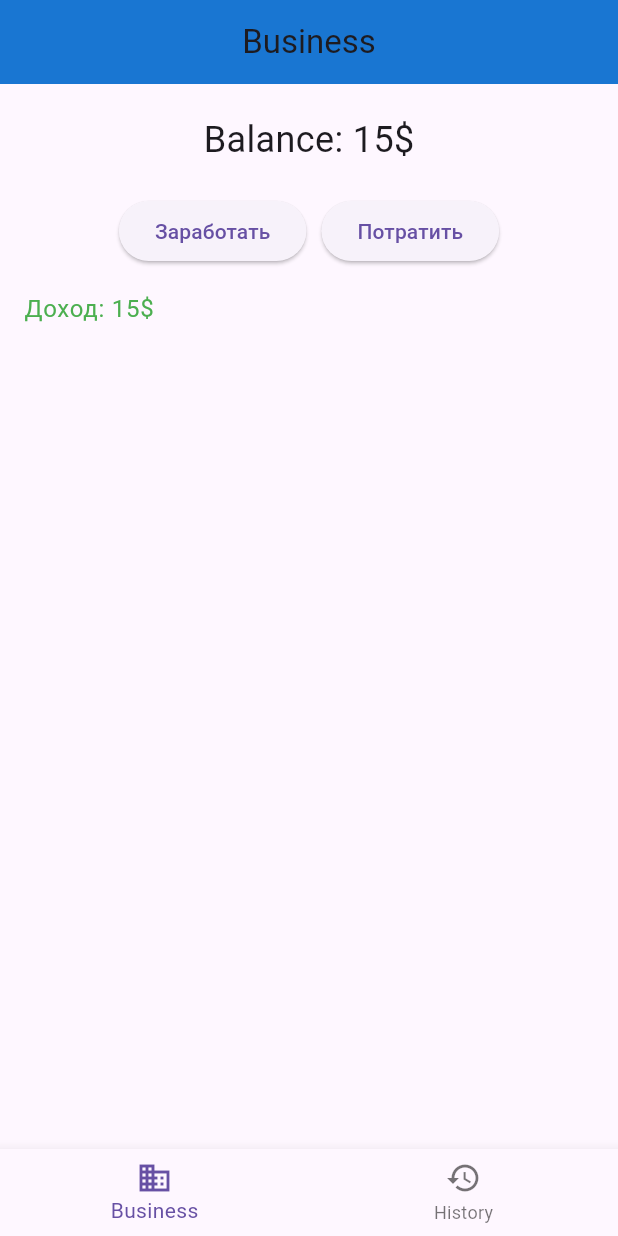
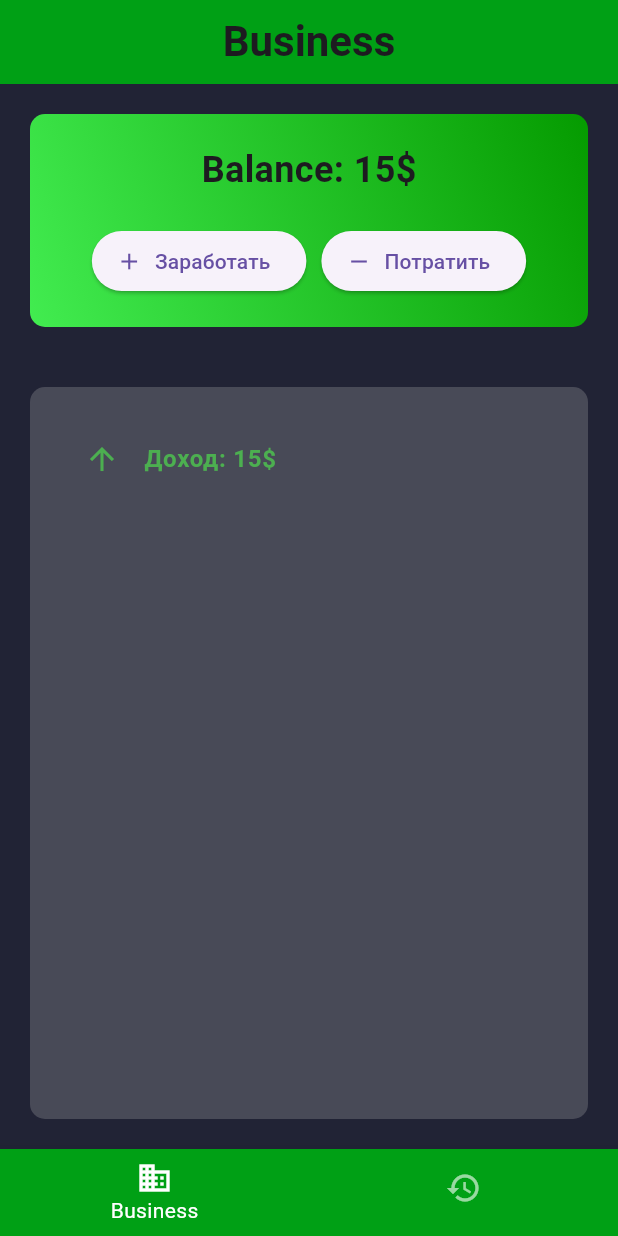
Before and after one commit to spEct146/buisness_app, a Flutter app: the screen it shows after launch, after a tap on "Заработать", on a phone screen of 412 x 824 dp. Run offline on Flutter 3.47's test engine with Material 3 defaults, Android fonts, the phone set to English and light mode, and no system bars.

Commit message:
add style

```diff
--- a/lib/main.dart
+++ b/lib/main.dart
@@ -1,5 +1,4 @@
 import 'package:flutter/material.dart';
-import 'screens/buisness_screen.dart';
 import 'screens/main_wrapper.dart';
 void main() {
   runApp(const MyApp());
@@ -13,6 +12,9 @@ class MyApp extends StatelessWidget {
   Widget build(BuildContext context) {
     return MaterialApp(
       debugShowCheckedModeBanner: false,
+      theme: ThemeData(
+        scaffoldBackgroundColor: const Color.fromARGB(255, 33, 35, 53),
+      ),
       home: MainWrapper(),
     );
   }
--- a/lib/screens/buisness_screen.dart
+++ b/lib/screens/buisness_screen.dart
@@ -27,11 +27,10 @@ class _BusinessPageState extends State<BusinessPage> {
     int newBalance = isEarn ? widget.balance + amount : widget.balance - amount;
 
     List<Transaction> newHistory = List.from(widget.history);
-    newHistory.insert(0, Transaction(
-      amount: amount,
-      date: DateTime.now(),
-      isProfit: isEarn
-    ));
+    newHistory.insert(
+      0,
+      Transaction(amount: amount, date: DateTime.now(), isProfit: isEarn),
+    );
 
     // Вызываем функцию родителя вместо локального setState
     widget.onUpdate(newBalance, newHistory);
@@ -43,27 +42,77 @@ class _BusinessPageState extends State<BusinessPage> {
       appBar: const CustomAppBar(title: "Business"),
       body: Column(
         children: [
-          const SizedBox(height: 20),
-          Text('Balance: ${widget.balance}\$', style: const TextStyle(fontSize: 24)),
+          Container(
+            margin: const EdgeInsets.all(20),
+            padding: const EdgeInsets.all(20),
+            decoration: BoxDecoration(
+              gradient: const LinearGradient(
+                colors: [
+                  Color.fromARGB(255, 66, 236, 80),
+                  Color.fromARGB(255, 5, 155, 0),
+                ],
+                begin: Alignment.bottomLeft,
+                end: Alignment.topRight,
+              ),
+              borderRadius: BorderRadius.circular(10),
+            ),
+            child: Column(
+              children: [
+                Text(
+                  'Balance: ${widget.balance}\$',
+                  style: const TextStyle(fontSize: 24, fontWeight: FontWeight.bold),
+                ),
                 const SizedBox(height: 20),
                 Row(
                   mainAxisAlignment: MainAxisAlignment.center,
                   children: [
-              ElevatedButton(onPressed: () => _modifyMoney(true), child: const Text('Заработать')),
+                    ElevatedButton.icon(
+                      onPressed: () => _modifyMoney(true),
+                      icon: const Icon(Icons.add),
+                      label: const Text('Заработать'),
+                    ),
                     const SizedBox(width: 10),
-              ElevatedButton(onPressed: () => _modifyMoney(false), child: const Text('Потратить')),
+                    ElevatedButton.icon(
+                      onPressed: () => _modifyMoney(false),
+                      icon: const Icon(Icons.remove),
+                      label: const Text('Потратить'),
+                    ),
                   ],
                 ),
+              ],
+            ),
+          ),
           Expanded(
+            child: Container(
+              margin: const EdgeInsets.all(20),
+              padding: const EdgeInsets.all(20),
+              decoration: BoxDecoration(
+                color: const Color.fromARGB(64, 189, 189, 189),
+                borderRadius: BorderRadius.circular(10),
+              ),
               child: ListView.builder(
-              itemCount: widget.history.length > 10 ? 10 : widget.history.length,
+                      physics: const BouncingScrollPhysics(),
+                      padding: const EdgeInsets.only(bottom: 20),
+                      itemCount: widget.history.length > 10
+                          ? 10
+                          : widget.history.length,
                       itemBuilder: (context, index) {
                         final item = widget.history[index];
                         return ListTile(
-                  title: Text('${item.isProfit ? "Доход" : "Расход"}: ${item.amount}\$'),
+                          title: Text(
+                            '${item.isProfit ? "Доход" : "Расход"}: ${item.amount}\$',
+                            style: TextStyle(fontWeight: FontWeight.bold),
+                          ),
                           textColor: item.isProfit ? Colors.green : Colors.red,
+                          leading: Icon(
+                            item.isProfit
+                                ? Icons.arrow_upward
+                                : Icons.arrow_downward,
+                            color: item.isProfit ? Colors.green : Colors.red,
+                          ),
                         );
                       },
+                    ),
             ),
           ),
         ],
--- a/lib/screens/history_screen.dart
+++ b/lib/screens/history_screen.dart
@@ -11,8 +11,23 @@ class HistoryScreen extends StatelessWidget {
   @override
   Widget build(BuildContext context) {
     return Scaffold(
-      appBar: CustomAppBar(title:"Full history"),
-      body: ListView.builder(
+      appBar: CustomAppBar(title: "Full history"),
+      body: Column(
+        children: [
+          Row(
+            mainAxisAlignment: MainAxisAlignment.center,
+            children: const [
+              SizedBox(height: 20),
+              Text(
+                "История транзакций",
+                style: TextStyle(fontSize: 24, fontWeight: FontWeight.bold, color: Colors.white),
+              ),
+            ],
+          ),
+          Expanded(
+            child: ListView.builder(
+                      physics: const BouncingScrollPhysics(),
+                      padding: const EdgeInsets.only(bottom: 20),
                       itemCount: fullHistory.length,
                       itemBuilder: (context, index) {
                         return TransactionCard(
@@ -21,6 +36,8 @@ class HistoryScreen extends StatelessWidget {
                         );
                       },
                     ),
+      ),],
+      ),
     );
   }
 }
--- a/lib/screens/main_wrapper.dart
+++ b/lib/screens/main_wrapper.dart
@@ -48,6 +48,14 @@ class _MainWrapperState extends State<MainWrapper> {
             _currentIndex = index;
           });
         },
+        backgroundColor: const Color.fromARGB(255, 0, 160, 21),
+        selectedItemColor: const Color.fromARGB(255, 255, 255, 255),// Цвет активной иконки
+        unselectedItemColor: Colors.white60, // Цвет неактивных иконок
+
+        // Настройка текста:
+        showUnselectedLabels: false,  // Прятать текст у неактивных кнопок
+        selectedFontSize: 14,
+        unselectedFontSize: 12,
         items: const [
           BottomNavigationBarItem(
             icon: Icon(Icons.business),
--- a/lib/widgets/app_bar.dart
+++ b/lib/widgets/app_bar.dart
@@ -8,9 +8,10 @@ class CustomAppBar extends StatelessWidget implements PreferredSizeWidget{
   @override
   Widget build(BuildContext context) {
     return AppBar(
-      title: Text(title),
+      title: Text(title, style: const TextStyle(fontSize: 28, fontWeight: FontWeight.bold)),
       centerTitle: true,
-      backgroundColor: Colors.blue[700],
+      backgroundColor: const Color.fromARGB(255, 0, 160, 21),
+
     );
   }
 
--- /dev/null
+++ b/lib/widgets/app_theme.dart
@@ -0,0 +1,29 @@
+import 'package:flutter/material.dart';
+
+class AppThemes {
+  // Светлая тема
+  static final lightTheme = ThemeData(
+    brightness: Brightness.light,
+    primaryColor: Colors.green,
+    scaffoldBackgroundColor: Colors.white,
+    // Настройка AppBar для всей программы сразу
+    appBarTheme: const AppBarTheme(
+      backgroundColor: Colors.green,
+      foregroundColor: Colors.white,
+    ),
+    // Настройка карточек
+    cardColor: Colors.grey[100],
+  );
+
+  // Темная тема (как на твоем скриншоте)
+  static final darkTheme = ThemeData(
+    brightness: Brightness.dark,
+    primaryColor: Colors.greenAccent,
+    scaffoldBackgroundColor: const Color(0xFF1A1A2E), // Тот самый темный фон
+    appBarTheme: const AppBarTheme(
+      backgroundColor: Color(0xFF16213E),
+      foregroundColor: Colors.white,
+    ),
+    cardColor: const Color(0xFF0F3460),
+  );
+}
```
Lines whose indentation alone changed are shown as unchanged.
